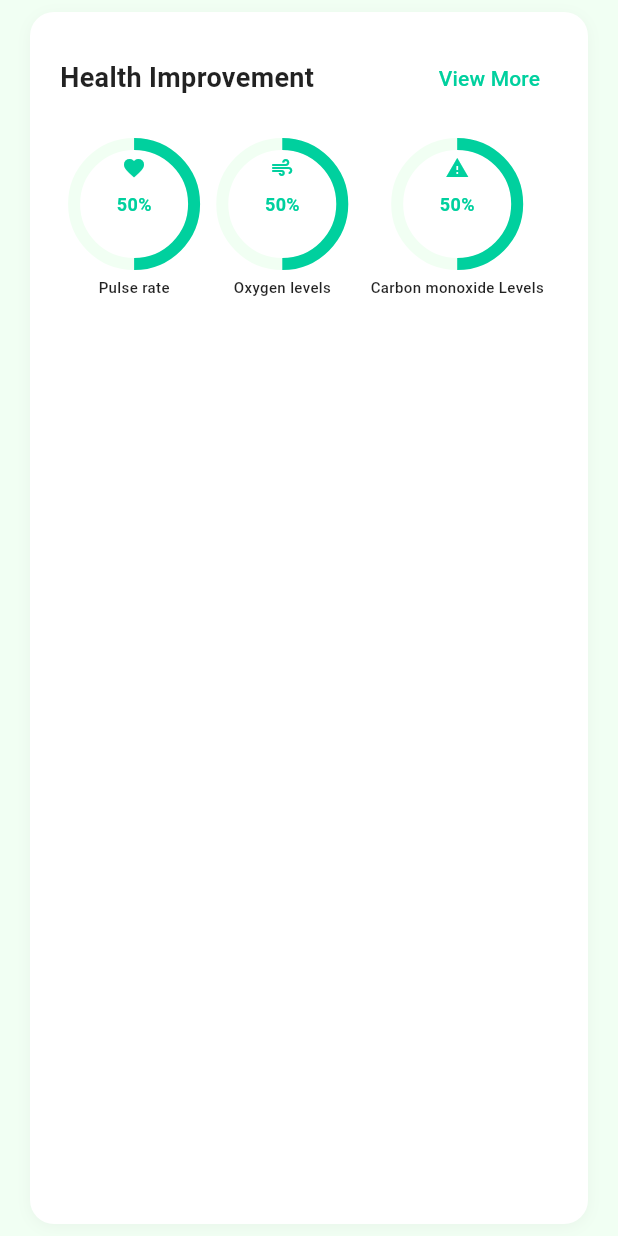
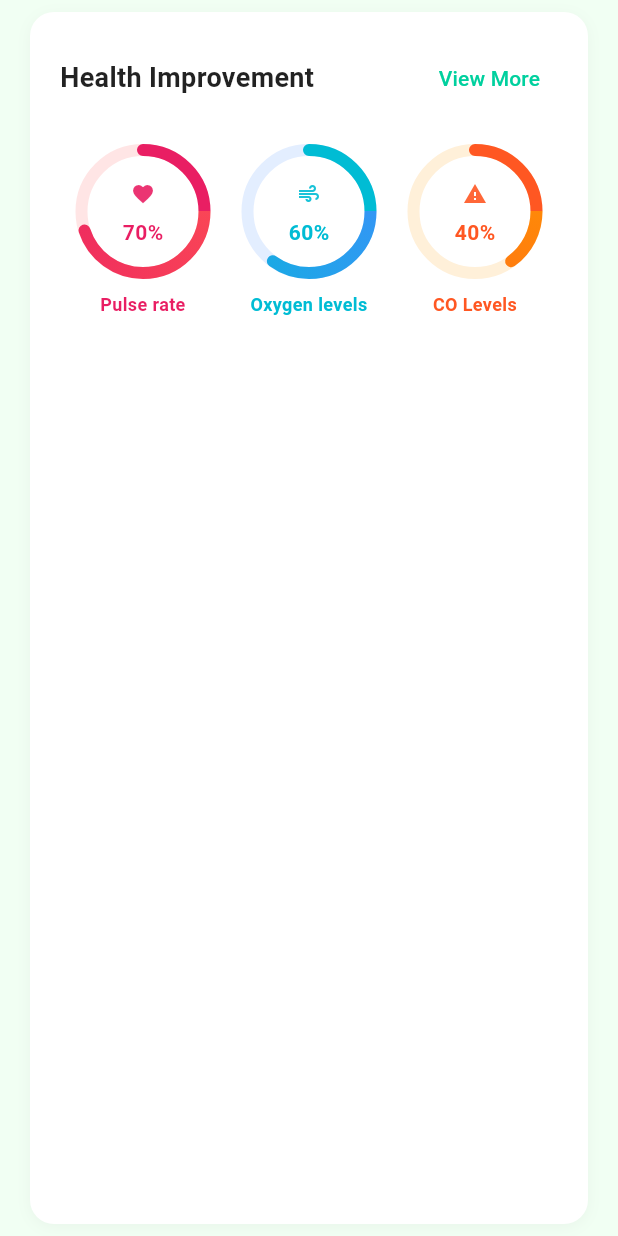
Before and after one commit to Smart-Smoking-Cessation-Platform/SmartQuitIoT-Mobile, a Flutter app: the HealthImprovementCard widget shown alone on an empty page, opened directly, on a phone screen of 412 x 824 dp. Run offline on Flutter 3.47's test engine with Material 3 defaults, Android fonts, the phone set to English and light mode, and no system bars; our stand-ins replace flutter_riverpod, flutter_svg, smooth_page_indicator.

Commit message:
style: style again dashboard

```diff
--- a/smartquitiot/lib/views/screens/create_post_screen.dart
+++ b/smartquitiot/lib/views/screens/create_post_screen.dart
@@ -12,7 +12,7 @@ class _CreateNewPostPageState extends State<CreateNewPostPage> {
     {'title': 'Wellness', 'color': Colors.pink[100], 'icon': '🧘'},
     {'title': 'Healthcare', 'color': Colors.blue[100], 'icon': '⚕️'},
     {'title': 'Diet', 'color': Colors.orange[100], 'icon': '🥗'},
-    {'title': 'Fitness', 'color': Color(0xFF00D09E)[100], 'icon': '💪'},
+    {'title': 'Fitness', 'color': Color(0xFF00D09E), 'icon': '💪'},
     {'title': 'Nutrition', 'color': Colors.purple[100], 'icon': '🥑'},
     {'title': 'Mindful', 'color': Colors.cyan[100], 'icon': '🧠'},
     {'title': 'Sleep', 'color': Colors.yellow[100], 'icon': '😴'},
--- a/smartquitiot/lib/views/widgets/health_improvement_card.dart
+++ b/smartquitiot/lib/views/widgets/health_improvement_card.dart
@@ -1,4 +1,5 @@
 import 'package:flutter/material.dart';
+import 'dart:math' as math;
 
 class HealthImprovementCard extends StatelessWidget {
   const HealthImprovementCard({super.key});
@@ -22,6 +23,7 @@ class HealthImprovementCard extends StatelessWidget {
       child: Column(
         crossAxisAlignment: CrossAxisAlignment.start,
         children: [
+          // Header
           Row(
             mainAxisAlignment: MainAxisAlignment.spaceBetween,
             children: [
@@ -46,23 +48,28 @@ class HealthImprovementCard extends StatelessWidget {
             ],
           ),
           const SizedBox(height: 20),
+
+          // Progress Circles
           Row(
             mainAxisAlignment: MainAxisAlignment.spaceAround,
             children: [
               _buildProgressCircle(
                 title: 'Pulse rate',
-                progress: 0.5,
+                progress: 0.7,
                 icon: Icons.favorite,
+                gradientColors: [Colors.redAccent, Colors.pink],
               ),
               _buildProgressCircle(
                 title: 'Oxygen levels',
-                progress: 0.5,
+                progress: 0.6,
                 icon: Icons.air,
+                gradientColors: [Colors.blueAccent, Colors.cyan],
               ),
               _buildProgressCircle(
-                title: 'Carbon monoxide Levels',
-                progress: 0.5,
+                title: 'CO Levels',
+                progress: 0.4,
                 icon: Icons.warning,
+                gradientColors: [Colors.orange, Colors.deepOrange],
               ),
             ],
           ),
@@ -75,49 +82,119 @@ class HealthImprovementCard extends StatelessWidget {
     required String title,
     required double progress,
     required IconData icon,
+    required List<Color> gradientColors,
   }) {
-    return Column(
-      children: [
-        Stack(
-          alignment: Alignment.center,
+    return SizedBox(
+      width: 90, // fix width để 3 card bằng nhau
+      child: Column(
+        mainAxisSize: MainAxisSize.min,
         children: [
           SizedBox(
-              width: 80,
-              height: 80,
-              child: CircularProgressIndicator(
-                value: progress,
-                strokeWidth: 8,
-                backgroundColor: const Color(0xFFF1FFF3),
-                valueColor: const AlwaysStoppedAnimation<Color>(
-                  Color(0xFF00D09E),
+            width: 90,
+            height: 90,
+            child: CustomPaint(
+              painter: CircleProgressPainter(
+                progress: progress,
+                gradientColors: gradientColors,
+                backgroundColor: gradientColors.first.withOpacity(0.15),
+              ),
+              child: Center(
+                child: Column(
+                  mainAxisSize: MainAxisSize.min,
+                  children: [
+                    CircleAvatar(
+                      radius: 12,
+                      backgroundColor: Colors.white,
+                      child: Icon(
+                        icon,
+                        color: gradientColors.last.withOpacity(0.9),
+                        size: 16,
                       ),
                     ),
-            ),
-            Positioned(
-              top: 8,
-              child: Icon(icon, color: const Color(0xFF00D09E), size: 16),
-            ),
+                    const SizedBox(height: 4),
                     Text(
                       '${(progress * 100).toInt()}%',
-              style: const TextStyle(
-                fontSize: 12,
-                fontWeight: FontWeight.w600,
-                color: Color(0xFF00D09E),
+                      style: TextStyle(
+                        fontSize: 14,
+                        fontWeight: FontWeight.bold,
+                        color: gradientColors.last,
                       ),
                     ),
                   ],
                 ),
+              ),
+            ),
+          ),
           const SizedBox(height: 8),
-        Text(
+          SizedBox(
+            width: 80,
+            child: Text(
               title,
-          style: const TextStyle(
-            fontSize: 10,
-            fontWeight: FontWeight.w500,
-            color: Colors.black87,
+              style: TextStyle(
+                fontSize: 12,
+                fontWeight: FontWeight.bold, // 👈 bold
+                color: gradientColors.last, // 👈 đồng bộ màu
               ),
               textAlign: TextAlign.center,
+              maxLines: 2,
+              overflow: TextOverflow.ellipsis,
+            ),
           ),
         ],
+      ),
     );
   }
 }
+
+class CircleProgressPainter extends CustomPainter {
+  final double progress;
+  final List<Color> gradientColors;
+  final Color backgroundColor;
+
+  CircleProgressPainter({
+    required this.progress,
+    required this.gradientColors,
+    required this.backgroundColor,
+  });
+
+  @override
+  void paint(Canvas canvas, Size size) {
+    double strokeWidth = 8;
+    double radius = (size.width / 2) - strokeWidth / 2;
+    Offset center = Offset(size.width / 2, size.height / 2);
+
+    // Background circle
+    Paint bgPaint = Paint()
+      ..color = backgroundColor
+      ..style = PaintingStyle.stroke
+      ..strokeWidth = strokeWidth
+      ..strokeCap = StrokeCap.round;
+    canvas.drawCircle(center, radius, bgPaint);
+
+    // Gradient arc
+    Rect rect = Rect.fromCircle(center: center, radius: radius);
+    SweepGradient gradient = SweepGradient(
+      colors: gradientColors,
+      startAngle: -math.pi / 2,
+      endAngle: 1.5 * math.pi,
+    );
+
+    Paint fgPaint = Paint()
+      ..shader = gradient.createShader(rect)
+      ..style = PaintingStyle.stroke
+      ..strokeWidth = strokeWidth
+      ..strokeCap = StrokeCap.round;
+
+    double sweepAngle = 2 * math.pi * progress;
+    canvas.drawArc(
+      Rect.fromCircle(center: center, radius: radius),
+      -math.pi / 2,
+      sweepAngle,
+      false,
+      fgPaint,
+    );
+  }
+
+  @override
+  bool shouldRepaint(covariant CustomPainter oldDelegate) => true;
+}
```
Lines whose indentation alone changed are shown as unchanged.
